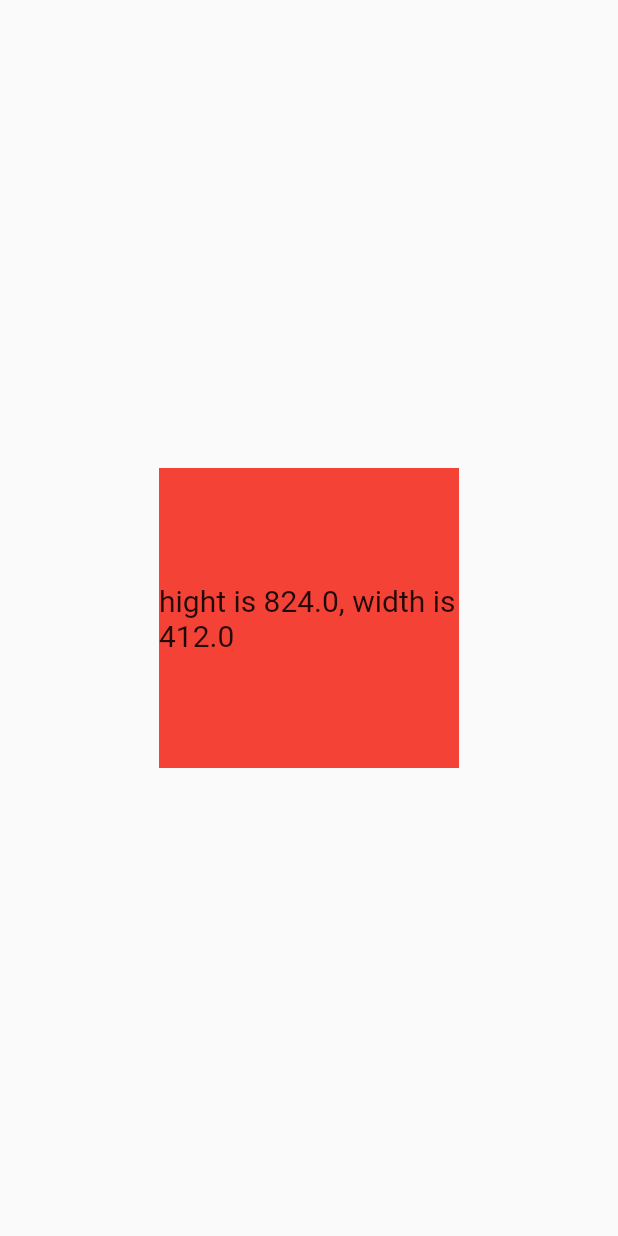
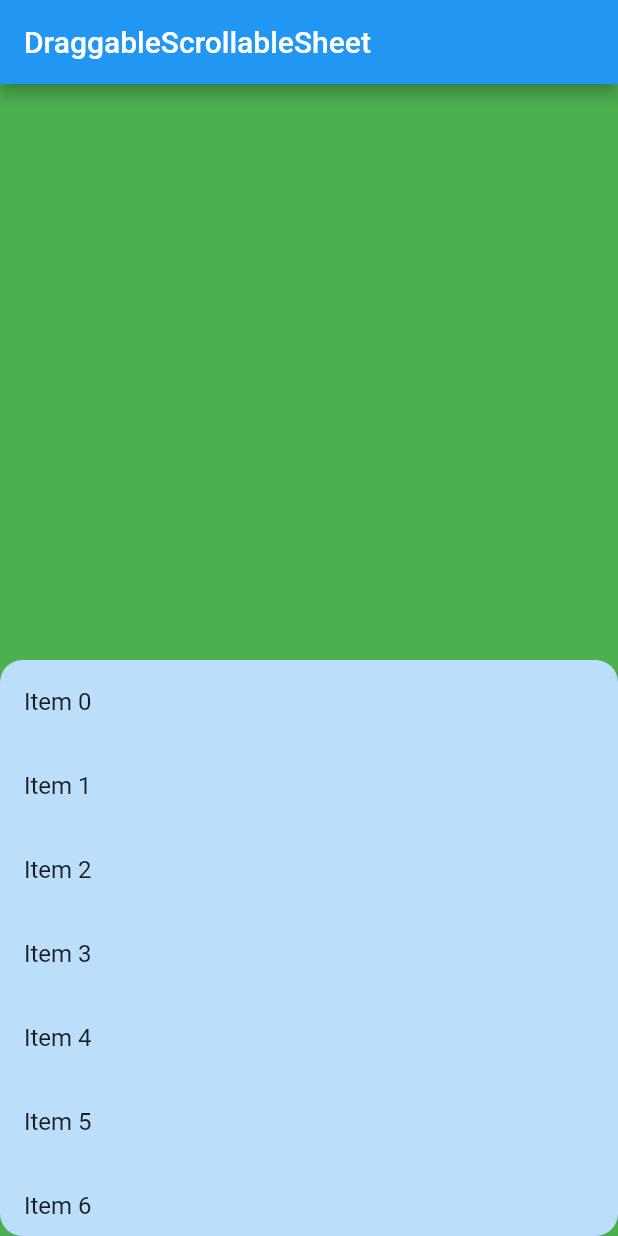
Before and after one commit to MohammedSalem1995/bodcast, a Flutter app: the screen it shows after launch, on a phone screen of 412 x 824 dp. Run offline on Flutter 3.47's test engine with Material 2 defaults, Android fonts, the phone set to English and light mode, and no system bars.

Commit message:
make the DraggableScrollableSheet

```diff
--- a/lib/main.dart
+++ b/lib/main.dart
@@ -4,27 +4,42 @@ import 'package:flutter/material.dart';
 void main() {
   runApp(
     MaterialApp(
-      home: MyApp(),
+      home: HomePage(),
     ),
   );
 }
 
-class MyApp extends StatelessWidget {
+class HomePage extends StatelessWidget {
+
   @override
   Widget build(BuildContext context) {
-    // TODO: implement build
     return Scaffold(
-      body: Center(
-        child: Container(
-          color: Colors.red,
-          height: 200,
-          width: 200,
-          child: Center(
-            child: Text(
-              "hight is ${MediaQuery.of(context).size.height}, width is ${MediaQuery.of(context).size.width}",
-              style: TextStyle(fontSize: 20),
-            ),
-          ),
+      backgroundColor: Colors.green,
+      appBar: AppBar(
+        title: const Text('DraggableScrollableSheet'),
+      ),
+      body: SizedBox.expand(
+        child: DraggableScrollableSheet(
+          maxChildSize: 1,
+          minChildSize: 0.3,
+
+          builder: (BuildContext context, ScrollController scrollController) {
+            return Container(
+              clipBehavior: Clip.antiAlias, //clip the child that over the cover
+              decoration: BoxDecoration(borderRadius: BorderRadius.circular(15)),
+            //  color: Colors.blue[100],
+              child: Container(
+                color: Colors.blue[100],
+                child: ListView.builder(
+                  controller: scrollController,
+                  itemCount: 25,
+                  itemBuilder: (BuildContext context, int index) {
+                    return ListTile(title: Text('Item $index'));
+                  },
+                ),
+              ),
+            );
+          },
         ),
       ),
     );
```
